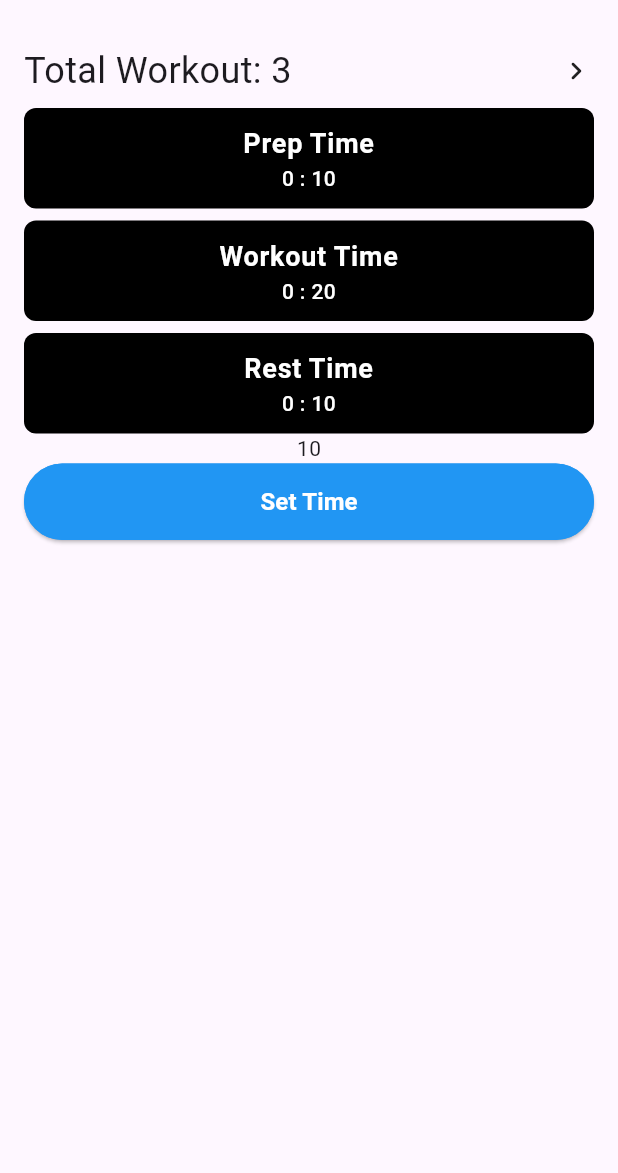
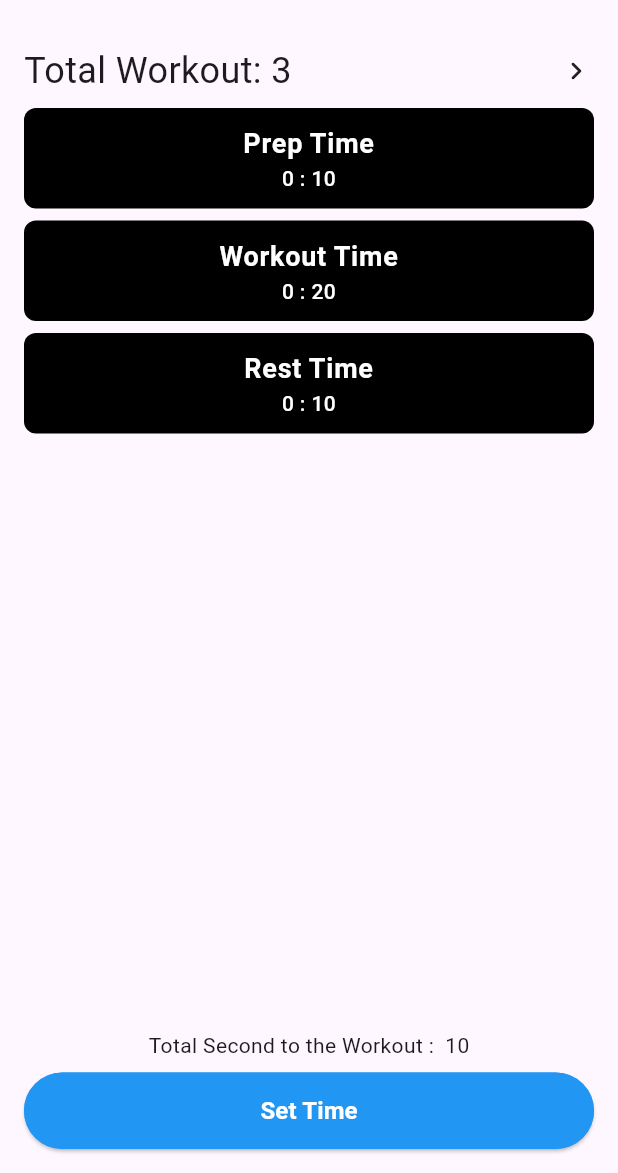
Before and after one commit to Adityaverma1998/sweat_clock, a Flutter app: the screen it shows after launch, on a phone screen of 412 x 824 dp, the part 63-1236 px from its top. Run offline on Flutter 3.47's test engine with Material 3 defaults, Android fonts, the phone set to English and light mode, and no system bars; our stand-ins replace audioplayers, lottie.

Commit message:
fix: fixes home screen layout

```diff
--- a/lib/screen/home_screen.dart
+++ b/lib/screen/home_screen.dart
@@ -12,81 +12,22 @@ class HomeScreen extends StatelessWidget {
 
   @override
   Widget build(BuildContext context) {
-    final home = Provider.of<Home>(context);
-
     return SafeArea(
       child: Scaffold(
         appBar: _buildAppBar(),
-        body: SingleChildScrollView(
-            padding: EdgeInsets.symmetric(vertical: 16.0, horizontal: 16.0),
-            child: Column(
-              mainAxisAlignment: MainAxisAlignment.spaceBetween,
-              crossAxisAlignment: CrossAxisAlignment.stretch,
-              children: <Widget>[
-                GestureDetector(
-                  onTap: () {
-                    totalWorkoutBottomSheet(context);
-                  },
-                  child: Row(
-                    children: [
-                      Center(
-                        child: Text(
-                          "Total Workout: ${home.totalWorkout}",
-                          style: TextStyle(fontSize: 24.0),
-                        ),
-                      ),
-                      Spacer(), // Pushes the icon to the right
-                      Icon(Icons.keyboard_arrow_right_rounded),
-                    ],
-                  ),
-                ),
-                const SizedBox(
-                  height: 8.0,
-                ),
-                WorkoutListTile(
-                  title: 'Prep Time',
-                  time: '${home.prepMin} : ${home.prepSec} ',
-                  onTap: () {
-                    showTimePickerBottomSheet(context, 'prep');
-                  },
-                ),
-                const SizedBox(
-                  height: 8.0,
-                ),
-                WorkoutListTile(
-                  title: 'Workout Time',
-                  time: '${home.workoutMin} : ${home.workoutSec} ',
-                  onTap: () {
-                    showTimePickerBottomSheet(context, 'workout');
-                  },
-                ),
-                const SizedBox(
-                  height: 8.0,
-                ),
-                WorkoutListTile(
-                  title: 'Rest Time',
-                  time: '${home.restMin} : ${home.restSec} ',
-                  onTap: () {
-                    showTimePickerBottomSheet(context, 'rest');
-                  },
-                ),
-                Column(
-                  children: [
-                    Text('${home.totalSec}'),
-                    CustomButton(
-                      name: 'Set Time',
-                      callback: () {
-                        home.changeIsPrepComplete(true);
-                        Navigator.push(
-                            context,
-                            MaterialPageRoute(
-                                builder: (context) => const TimerScreen()));
-                      },
-                    ),
-                  ],
-                )
-              ],
-            )),
+        body: Padding(
+          padding: const EdgeInsets.symmetric(vertical: 16.0, horizontal: 16.0),
+          child: Column(
+            mainAxisSize: MainAxisSize.min,
+            children: [
+              _TotalWorkoutTile(),
+              const SizedBox(height: 8.0),
+              const WorkoutDetails(),
+              const Spacer(),
+              const FooterSection(),
+            ],
+          ),
+        ),
       ),
     );
   }
@@ -98,3 +39,85 @@ class HomeScreen extends StatelessWidget {
     );
   }
 }
+
+class _TotalWorkoutTile extends StatelessWidget {
+  @override
+  Widget build(BuildContext context) {
+    final home = Provider.of<Home>(context);
+
+    return GestureDetector(
+      onTap: () => totalWorkoutBottomSheet(context),
+      child: Row(
+        children: [
+          Text(
+            "Total Workout: ${home.totalWorkout}",
+            style: const TextStyle(fontSize: 24.0),
+          ),
+          const Spacer(),
+          const Icon(Icons.keyboard_arrow_right_rounded),
+        ],
+      ),
+    );
+  }
+}
+
+class WorkoutDetails extends StatelessWidget {
+  const WorkoutDetails({super.key});
+
+  @override
+  Widget build(BuildContext context) {
+    final home = Provider.of<Home>(context);
+
+    return Column(
+      crossAxisAlignment: CrossAxisAlignment.stretch,
+      mainAxisSize: MainAxisSize.min,
+      children: [
+        WorkoutListTile(
+          title: 'Prep Time',
+          time: '${home.prepMin} : ${home.prepSec}',
+          onTap: () => showTimePickerBottomSheet(context, 'prep'),
+        ),
+        const SizedBox(height: 8.0),
+        WorkoutListTile(
+          title: 'Workout Time',
+          time: '${home.workoutMin} : ${home.workoutSec}',
+          onTap: () => showTimePickerBottomSheet(context, 'workout'),
+        ),
+        const SizedBox(height: 8.0),
+        WorkoutListTile(
+          title: 'Rest Time',
+          time: '${home.restMin} : ${home.restSec}',
+          onTap: () => showTimePickerBottomSheet(context, 'rest'),
+        ),
+      ],
+    );
+  }
+}
+
+class FooterSection extends StatelessWidget {
+  const FooterSection({super.key});
+
+  @override
+  Widget build(BuildContext context) {
+    final home = Provider.of<Home>(context);
+
+    return Column(
+      children: [
+        Text('Total Second to the Workout :  ${home.totalSec}'),
+        SizedBox(height: 8.0,),
+        CustomButton(
+          name: 'Set Time',
+          callback: () {
+            home.changeIsPrepComplete(true);
+            Navigator.push(
+              context,
+              MaterialPageRoute(
+                builder: (context) => const TimerScreen(),
+              ),
+            );
+          },
+        ),
+      ],
+    );
+  }
+}
```
